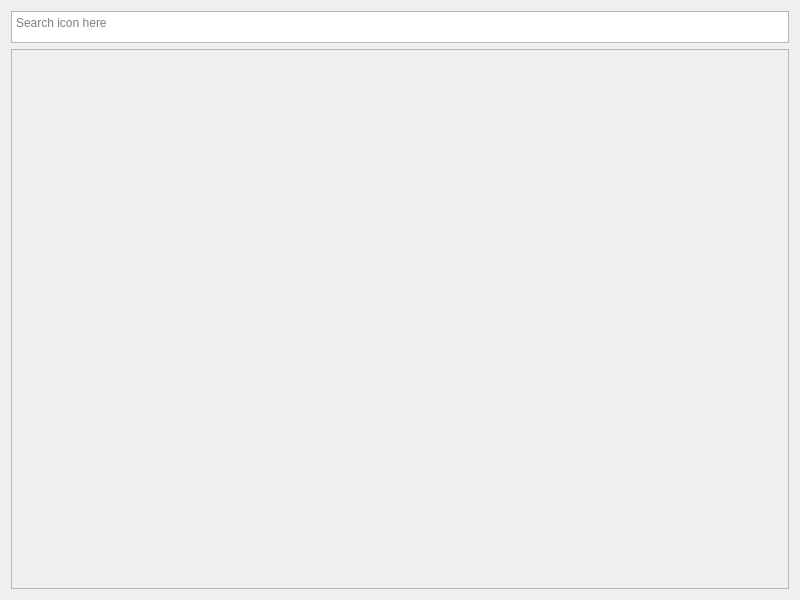
BaiduNano/nerd-fonts-icon-browser, file src/ui/main_window/main_window.ui: the form before one commit.
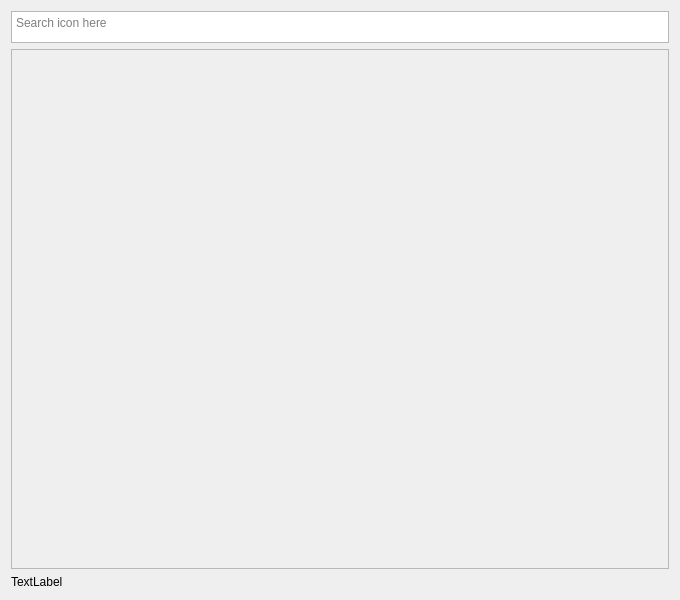
The form after the commit.

```diff
--- a/src/ui/main_window/main_window.ui
+++ b/src/ui/main_window/main_window.ui
@@ -6,7 +6,7 @@
    <rect>
     <x>0</x>
     <y>0</y>
-    <width>800</width>
+    <width>680</width>
     <height>600</height>
    </rect>
   </property>
@@ -64,16 +64,27 @@
         <rect>
          <x>0</x>
          <y>0</y>
-         <width>776</width>
-         <height>538</height>
-        </rect>
-       </property>
-       <layout class="QGridLayout" name="gridLayout">
-
-       </layout>
+        <width>656</width>
+        <height>514</height>
+       </rect>
+      </property>
+      <property name="sizePolicy">
+       <sizepolicy hsizetype="Expanding" vsizetype="Expanding">
+        <horstretch>0</horstretch>
+        <verstretch>0</verstretch>
+       </sizepolicy>
+      </property>
+      <layout class="QGridLayout" name="gridLayout"/>
       </widget>
      </widget>
     </item>
+   <item>
+    <widget class="QLabel" name="notificationLabel">
+     <property name="text">
+      <string>TextLabel</string>
+     </property>
+    </widget>
+   </item>
   </layout>
  </widget>
  <resources/>
```
Lines whose indentation alone changed are shown as unchanged.
